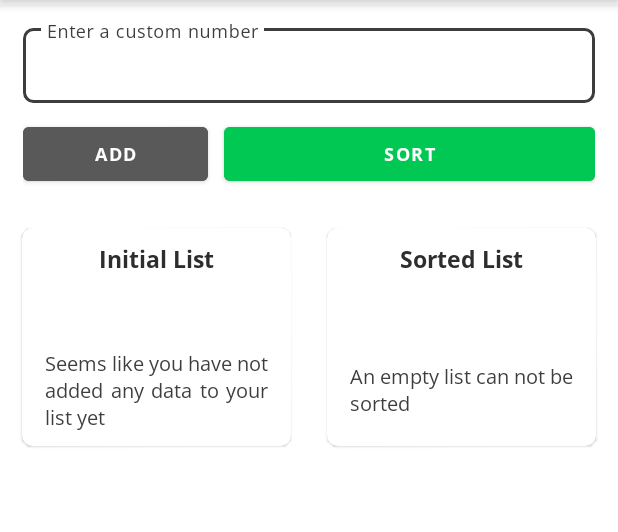
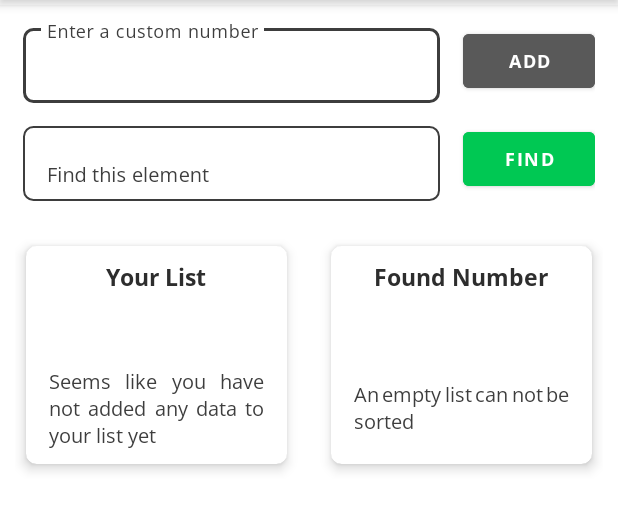
Before and after one commit to WilliamGates99/SelectAlgorithm, an Android app: the screen it shows after launch (MainActivity), on a phone screen of 412 x 824 dp, the part 79-611 px from its top. Run offline under Robolectric (Android 15) with nearby library versions, the phone set to English and light mode, and no system bars.

Commit message:
UI Completed

```diff
--- a/app/src/main/java/com/xeniac/selectalgorithm/MainActivity.java
+++ b/app/src/main/java/com/xeniac/selectalgorithm/MainActivity.java
@@ -18,10 +18,10 @@ import java.util.Objects;
 
 public class MainActivity extends AppCompatActivity {
 
-    private TextInputEditText mainET;
-    private TextView initialEmptyTV, sortedEmptyTV;
+    private TextInputEditText addET, findET;
+    private TextView listEmptyTV, foundEmptyTV, foundNumberTV;
 
-    private RecyclerView initialRV, sortedRV;
+    private RecyclerView mainRV;
     private ArrayList<Integer> mainArray;
 
     @Override
@@ -35,32 +35,34 @@ public class MainActivity extends AppCompatActivity {
     }
 
     private void mainInitializer() {
-        mainET = findViewById(R.id.ti_main_edit);
-        initialEmptyTV = findViewById(R.id.tv_main_initial_empty);
-        sortedEmptyTV = findViewById(R.id.tv_main_sorted_empty);
+        addET = findViewById(R.id.ti_main_edit_add);
+        findET = findViewById(R.id.ti_main_edit_find);
+        listEmptyTV = findViewById(R.id.tv_main_list_empty);
+        foundEmptyTV = findViewById(R.id.tv_main_found_empty);
+        foundNumberTV = findViewById(R.id.tv_main_found_number);
 
-        initialRV = findViewById(R.id.rv_main_initial);
-        sortedRV = findViewById(R.id.rv_main_sorted);
+        mainRV = findViewById(R.id.rv_main);
 
         mainArray = new ArrayList<>();
 
         mainCondition();
-        editTextActionDone();
+        addActionDone();
+        findActionDone();
     }
 
     private void mainCondition() {
         if (mainArray.isEmpty()) {
-            initialRV.setVisibility(View.GONE);
-            sortedRV.setVisibility(View.GONE);
+            mainRV.setVisibility(View.GONE);
+            foundNumberTV.setVisibility(View.GONE);
 
-            initialEmptyTV.setVisibility(View.VISIBLE);
-            sortedEmptyTV.setVisibility(View.VISIBLE);
+            listEmptyTV.setVisibility(View.VISIBLE);
+            foundEmptyTV.setVisibility(View.VISIBLE);
         } else {
-            initialEmptyTV.setVisibility(View.GONE);
-            sortedRV.setVisibility(View.GONE);
+            listEmptyTV.setVisibility(View.GONE);
+            foundNumberTV.setVisibility(View.GONE);
 
-            initialRV.setVisibility(View.VISIBLE);
-            sortedEmptyTV.setVisibility(View.VISIBLE);
+            mainRV.setVisibility(View.VISIBLE);
+            foundEmptyTV.setVisibility(View.VISIBLE);
 
             mainRecyclerView();
         }
@@ -68,11 +70,11 @@ public class MainActivity extends AppCompatActivity {
 
     private void mainRecyclerView() {
         MainAdapter initialAdapter = new MainAdapter(this, mainArray);
-        initialRV.setAdapter(initialAdapter);
+        mainRV.setAdapter(initialAdapter);
     }
 
-    private void editTextActionDone() {
-        mainET.setOnEditorActionListener((v, actionId, event) -> {
+    private void addActionDone() {
+        addET.setOnEditorActionListener((v, actionId, event) -> {
             if (actionId == EditorInfo.IME_ACTION_DONE) {
                 addOnClick(v);
             }
@@ -80,11 +82,20 @@ public class MainActivity extends AppCompatActivity {
         });
     }
 
+    private void findActionDone() {
+        findET.setOnEditorActionListener((v, actionId, event) -> {
+            if (actionId == EditorInfo.IME_ACTION_DONE) {
+                findOnClick(v);
+            }
+            return false;
+        });
+    }
+
     public void addOnClick(View view) {
-        String input = Objects.requireNonNull(mainET.getText()).toString();
+        String input = Objects.requireNonNull(addET.getText()).toString();
 
         if (TextUtils.isEmpty(input)) {
-            mainET.requestFocus();
+            addET.requestFocus();
             InputMethodManager methodManager =
                     (InputMethodManager) getSystemService(INPUT_METHOD_SERVICE);
             if (methodManager != null) {
@@ -94,24 +105,52 @@ public class MainActivity extends AppCompatActivity {
             InputMethodManager methodManager =
                     (InputMethodManager) getSystemService(INPUT_METHOD_SERVICE);
             if (methodManager != null) {
-                methodManager.hideSoftInputFromWindow(mainET.getWindowToken(), 0);
+                methodManager.hideSoftInputFromWindow(addET.getWindowToken(), 0);
             }
-            mainET.setText(null);
-            mainET.clearFocus();
+            addET.setText(null);
+            addET.clearFocus();
 
             mainArray.add(Integer.parseInt(input));
             mainCondition();
-            sortedEmptyTV.setText(R.string.string_main_sorted_msg);
+            foundEmptyTV.setText(R.string.string_main_found_msg);
+            foundEmptyTV.setMaxLines(10);
         }
     }
 
-    public void sortOnClick(View view) {
-        sortedEmptyTV.setVisibility(View.GONE);
-        sortedRV.setVisibility(View.VISIBLE);
+    public void findOnClick(View view) {
+        if (listEmptyTV.getVisibility() != View.VISIBLE) {
+            String input = Objects.requireNonNull(findET.getText()).toString();
+
+            if (TextUtils.isEmpty(input)) {
+                findET.requestFocus();
+                InputMethodManager methodManager =
+                        (InputMethodManager) getSystemService(INPUT_METHOD_SERVICE);
+                if (methodManager != null) {
+                    methodManager.toggleSoftInput(InputMethodManager.SHOW_FORCED, 0);
+                }
+            } else {
+                InputMethodManager methodManager =
+                        (InputMethodManager) getSystemService(INPUT_METHOD_SERVICE);
+                if (methodManager != null) {
+                    methodManager.hideSoftInputFromWindow(findET.getWindowToken(), 0);
+                }
+                findET.setText(null);
+                findET.clearFocus();
+
+                foundEmptyTV.setVisibility(View.GONE);
+                foundNumberTV.setVisibility(View.VISIBLE);
+
+//                mainArray.add(Integer.parseInt(input));
+//                mainCondition();
+//                foundEmptyTV.setText(R.string.string_main_found_msg);
+//                foundEmptyTV.setMaxLines(10);
+
 
 //        quickSort(mainArray, 0, mainArray.size() - 1);
 
-        MainAdapter sortedAdapter = new MainAdapter(this, mainArray);
-        sortedRV.setAdapter(sortedAdapter);
+//                MainAdapter sortedAdapter = new MainAdapter(this, mainArray);
+//                foundRV.setAdapter(sortedAdapter);
+            }
+        }
     }
 }
--- a/app/src/main/res/layout/content_main.xml
+++ b/app/src/main/res/layout/content_main.xml
@@ -15,15 +15,22 @@
         android:layout_height="wrap_content"
         android:orientation="vertical">
 
-        <com.google.android.material.textfield.TextInputLayout
-            android:id="@+id/ti_main_layout"
+        <RelativeLayout
             android:layout_width="match_parent"
             android:layout_height="wrap_content"
             android:layout_marginStart="15dp"
             android:layout_marginTop="10dp"
+            android:layout_marginEnd="15dp">
+
+            <com.google.android.material.textfield.TextInputLayout
+                android:id="@+id/ti_main_layout_add"
+                android:layout_width="match_parent"
+                android:layout_height="wrap_content"
+                android:layout_alignParentStart="true"
+                android:layout_centerVertical="true"
                 android:layout_marginEnd="15dp"
-            android:layout_marginBottom="10dp"
-            android:hint="@string/string_main_input_hint"
+                android:layout_toStartOf="@+id/button_main_add"
+                android:hint="@string/string_main_input_add_hint"
                 android:textColorHint="@color/colorInputText"
                 app:boxBackgroundColor="@android:color/transparent"
                 app:boxBackgroundMode="outline"
@@ -36,7 +43,7 @@
                 app:hintTextColor="@color/colorInputText">
 
                 <com.google.android.material.textfield.TextInputEditText
-                android:id="@+id/ti_main_edit"
+                    android:id="@+id/ti_main_edit_add"
                     android:layout_width="match_parent"
                     android:layout_height="wrap_content"
                     android:fontFamily="@font/open_sans_regular"
@@ -50,19 +57,12 @@
 
             </com.google.android.material.textfield.TextInputLayout>
 
-        <LinearLayout
-            android:layout_width="match_parent"
+            <com.google.android.material.button.MaterialButton
+                android:id="@+id/button_main_add"
+                android:layout_width="wrap_content"
                 android:layout_height="wrap_content"
-            android:layout_marginStart="15dp"
-            android:layout_marginEnd="15dp"
-            android:layout_marginBottom="20dp"
-            android:weightSum="3">
-
-            <com.google.android.material.button.MaterialButton
-                android:layout_width="0dp"
-                android:layout_height="wrap_content"
-                android:layout_marginEnd="5dp"
-                android:layout_weight="1"
+                android:layout_alignParentEnd="true"
+                android:layout_centerVertical="true"
                 android:backgroundTint="@color/colorButtonAdd"
                 android:fontFamily="@font/open_sans_bold"
                 android:onClick="addOnClick"
@@ -71,20 +71,66 @@
                 android:textSize="12sp"
                 android:textStyle="bold" />
 
+        </RelativeLayout>
+
+        <RelativeLayout
+            android:layout_width="match_parent"
+            android:layout_height="wrap_content"
+            android:layout_marginStart="15dp"
+            android:layout_marginTop="10dp"
+            android:layout_marginEnd="15dp"
+            android:layout_marginBottom="20dp">
+
+            <com.google.android.material.textfield.TextInputLayout
+                android:id="@+id/ti_main_layout_find"
+                android:layout_width="match_parent"
+                android:layout_height="wrap_content"
+                android:layout_alignParentStart="true"
+                android:layout_centerVertical="true"
+                android:layout_marginEnd="15dp"
+                android:layout_toStartOf="@+id/button_main_find"
+                android:hint="@string/string_main_input_find_hint"
+                android:textColorHint="@color/colorInputText"
+                app:boxBackgroundColor="@android:color/transparent"
+                app:boxBackgroundMode="outline"
+                app:boxCornerRadiusBottomEnd="7dp"
+                app:boxCornerRadiusBottomStart="7dp"
+                app:boxCornerRadiusTopEnd="7dp"
+                app:boxCornerRadiusTopStart="7dp"
+                app:boxStrokeColor="@color/colorInputBoxStroke"
+                app:hintEnabled="true"
+                app:hintTextColor="@color/colorInputText">
+
+                <com.google.android.material.textfield.TextInputEditText
+                    android:id="@+id/ti_main_edit_find"
+                    android:layout_width="match_parent"
+                    android:layout_height="wrap_content"
+                    android:fontFamily="@font/open_sans_regular"
+                    android:imeOptions="actionDone"
+                    android:inputType="numberSigned"
+                    android:maxLines="1"
+                    android:textColor="@color/colorInputText"
+                    android:textDirection="ltr"
+                    android:textSize="13sp"
+                    android:textStyle="normal" />
+
+            </com.google.android.material.textfield.TextInputLayout>
+
             <com.google.android.material.button.MaterialButton
-                android:layout_width="0dp"
+                android:id="@+id/button_main_find"
+                android:layout_width="wrap_content"
                 android:layout_height="wrap_content"
-                android:layout_marginStart="5dp"
-                android:layout_weight="2"
+                android:layout_alignParentEnd="true"
+                android:layout_centerVertical="true"
                 android:backgroundTint="@color/colorButtonSort"
                 android:fontFamily="@font/open_sans_bold"
-                android:onClick="sortOnClick"
-                android:text="@string/string_main_button_sort"
+                android:onClick="findOnClick"
+                android:text="@string/string_main_button_find"
                 android:textColor="@android:color/white"
                 android:textSize="12sp"
                 android:textStyle="bold" />
 
-        </LinearLayout>
+        </RelativeLayout>
 
         <LinearLayout
             android:layout_width="match_parent"
@@ -101,6 +147,7 @@
                 android:layout_marginEnd="7.5dp"
                 android:layout_weight="1"
                 app:cardCornerRadius="7dp"
+                app:cardElevation="5dp"
                 app:cardPreventCornerOverlap="true"
                 app:cardUseCompatPadding="true">
 
@@ -118,14 +165,14 @@
                         android:layout_height="wrap_content"
                         android:fontFamily="@font/open_sans_bold"
                         android:gravity="center"
-                        android:text="@string/string_main_initial_title"
+                        android:text="@string/string_main_list_title"
                         android:textAlignment="gravity"
                         android:textColor="@color/colorTitleText"
                         android:textSize="15sp"
                         android:textStyle="bold" />
 
                     <TextView
-                        android:id="@+id/tv_main_initial_empty"
+                        android:id="@+id/tv_main_list_empty"
                         android:layout_width="match_parent"
                         android:layout_height="wrap_content"
                         android:layout_marginTop="50dp"
@@ -135,7 +182,7 @@
                         android:justificationMode="inter_word"
                         android:lines="3"
                         android:maxLines="3"
-                        android:text="@string/string_main_initial_empty_msg"
+                        android:text="@string/string_main_list_empty_msg"
                         android:textAlignment="gravity"
                         android:textColor="@color/colorListText"
                         android:textSize="13sp"
@@ -144,7 +191,7 @@
                         tools:targetApi="o" />
 
                     <androidx.recyclerview.widget.RecyclerView
-                        android:id="@+id/rv_main_initial"
+                        android:id="@+id/rv_main"
                         android:layout_width="match_parent"
                         android:layout_height="wrap_content"
                         android:nestedScrollingEnabled="false"
@@ -161,6 +208,7 @@
                 android:layout_marginStart="7.5dp"
                 android:layout_weight="1"
                 app:cardCornerRadius="7dp"
+                app:cardElevation="5dp"
                 app:cardPreventCornerOverlap="true"
                 app:cardUseCompatPadding="true">
 
@@ -178,14 +226,14 @@
                         android:layout_height="wrap_content"
                         android:fontFamily="@font/open_sans_bold"
                         android:gravity="center"
-                        android:text="@string/string_main_sorted_title"
+                        android:text="@string/string_main_found_title"
                         android:textAlignment="gravity"
                         android:textColor="@color/colorTitleText"
                         android:textSize="15sp"
                         android:textStyle="bold" />
 
                     <TextView
-                        android:id="@+id/tv_main_sorted_empty"
+                        android:id="@+id/tv_main_found_empty"
                         android:layout_width="match_parent"
                         android:layout_height="wrap_content"
                         android:layout_marginTop="50dp"
@@ -195,7 +243,7 @@
                         android:justificationMode="inter_word"
                         android:lines="3"
                         android:maxLines="3"
-                        android:text="@string/string_main_sorted_empty_msg"
+                        android:text="@string/string_main_found_empty_msg"
                         android:textAlignment="gravity"
                         android:textColor="@color/colorListText"
                         android:textSize="13sp"
@@ -203,13 +251,23 @@
                         android:visibility="visible"
                         tools:targetApi="o" />
 
-                    <androidx.recyclerview.widget.RecyclerView
-                        android:id="@+id/rv_main_sorted"
+                    <TextView
+                        android:id="@+id/tv_main_found_number"
                         android:layout_width="match_parent"
                         android:layout_height="wrap_content"
-                        android:nestedScrollingEnabled="false"
+                        android:layout_marginTop="50dp"
+                        android:ellipsize="end"
+                        android:fontFamily="@font/open_sans_bold"
+                        android:gravity="center"
+                        android:lines="3"
+                        android:maxLines="1"
+                        android:text="525"
+                        android:textAlignment="gravity"
+                        android:textColor="@color/colorAccent"
+                        android:textSize="16sp"
+                        android:textStyle="bold"
                         android:visibility="gone"
-                        app:layoutManager="androidx.recyclerview.widget.LinearLayoutManager" />
+                        tools:ignore="HardcodedText" />
 
                 </LinearLayout>
 
--- a/app/src/main/res/layout/list_item_main.xml
+++ b/app/src/main/res/layout/list_item_main.xml
@@ -13,7 +13,6 @@
         android:ellipsize="end"
         android:fontFamily="@font/open_sans_regular"
         android:gravity="center"
-        android:marqueeRepeatLimit="marquee_forever"
         android:maxLines="1"
         android:text="2245"
         android:textAlignment="gravity"
--- a/app/src/main/res/values/strings.xml
+++ b/app/src/main/res/values/strings.xml
@@ -4,13 +4,14 @@
     <string name="app_name">Select Algorithm</string>
 
     <!--Main Activity-->
-    <string name="string_main_input_hint">Enter a custom number</string>
+    <string name="string_main_input_add_hint">Enter a custom number</string>
+    <string name="string_main_input_find_hint">Find this element</string>
     <string name="string_main_button_add">ADD</string>
-    <string name="string_main_button_sort">SORT</string>
-    <string name="string_main_initial_empty_msg">Seems like you have not added any data to your list yet</string>
-    <string name="string_main_sorted_empty_msg">An empty list can not be sorted</string>
-    <string name="string_main_sorted_msg">Now you can sort your list by clicking on <font face="@font/open_sans_bold" fgcolor="#00C853"><b>SORT</b></font> button</string>
-    <string name="string_main_initial_title">Initial List</string>
-    <string name="string_main_sorted_title">Sorted List</string>
+    <string name="string_main_button_find">FIND</string>
+    <string name="string_main_list_empty_msg">Seems like you have not added any data to your list yet</string>
+    <string name="string_main_found_empty_msg">An empty list can not be sorted</string>
+    <string name="string_main_found_msg">Now you can find your custom element of array by clicking on <font face="@font/open_sans_bold" fgcolor="#00C853"><b>FIND</b></font> button</string>
+    <string name="string_main_list_title">Your List</string>
+    <string name="string_main_found_title">Found Number</string>
 
 </resources>
```
Lines whose indentation alone changed are shown as unchanged.
